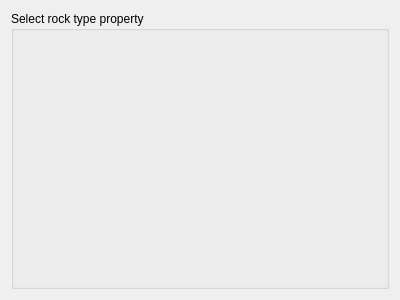
Above: ui/indicators_transform.ui from robertorolo/LPM-Geomod_Suite before the change. Below: the same form after it.
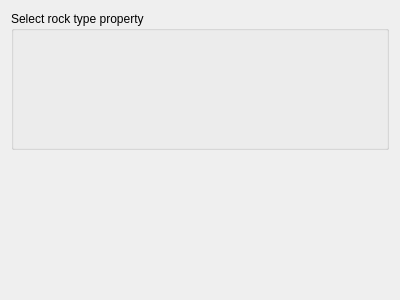
That is the form after the change. Custom widgets are drawn as their Qt base class.

Patch:
```diff
--- a/ui/indicators_transform.ui
+++ b/ui/indicators_transform.ui
@@ -45,6 +45,19 @@
      </layout>
     </widget>
    </item>
+   <item row="1" column="0">
+    <spacer name="verticalSpacer_2">
+     <property name="orientation">
+      <enum>Qt::Vertical</enum>
+     </property>
+     <property name="sizeHint" stdset="0">
+      <size>
+       <width>20</width>
+       <height>40</height>
+      </size>
+     </property>
+    </spacer>
+   </item>
   </layout>
  </widget>
  <customwidgets>
```
